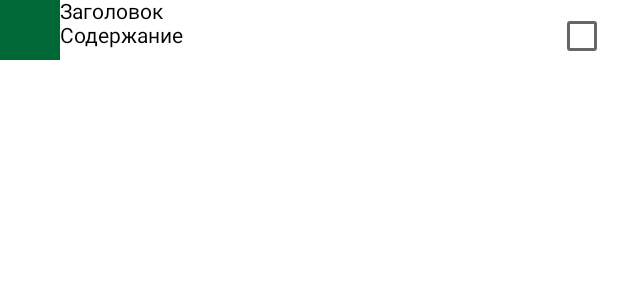
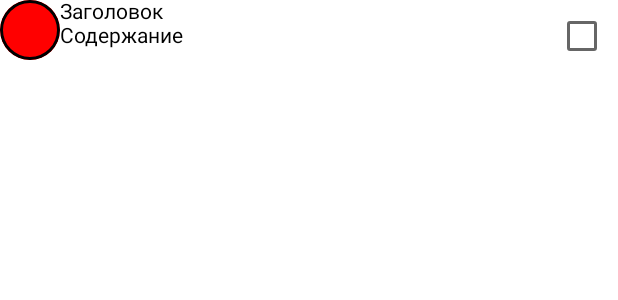
Before and after one commit to CocaineJimmy/laba5_kotlin, an Android app built with Jetpack Compose: the @Preview function NotePreview, on a phone screen of 412 x 824 dp. Shown: the top 300 px of the screen. Run offline under Robolectric (Android 15) with nearby library versions, the phone set to English and light mode, and no system bars.

Commit message:
Update Note.kt

```diff
--- a/app/src/main/java/com/topic2/android/notes/ui/components/Note.kt
+++ b/app/src/main/java/com/topic2/android/notes/ui/components/Note.kt
@@ -56,10 +56,12 @@ fun NoteColorPreview(){
 fun Note(){
 
     Row(modifier = Modifier.fillMaxSize()) {
-        Box(
-            modifier = Modifier
-                .size(40.dp)
-                .background(rwGreen)
+        Row(modifier = Modifier.fillMaxSize()) {
+            NoteColor(
+                color = rwGreen,
+                size = 40.dp,
+                padding = 4.dp,
+                border = 1.dp
             )
             Column(modifier = Modifier.weight(1f)) {
                 Text(text = "Заголовок", maxLines = 1)
@@ -71,6 +73,7 @@ fun Note(){
             )
         }
     }
+}
 
 @Preview
 @Composable
```
Lines whose indentation alone changed are shown as unchanged.
